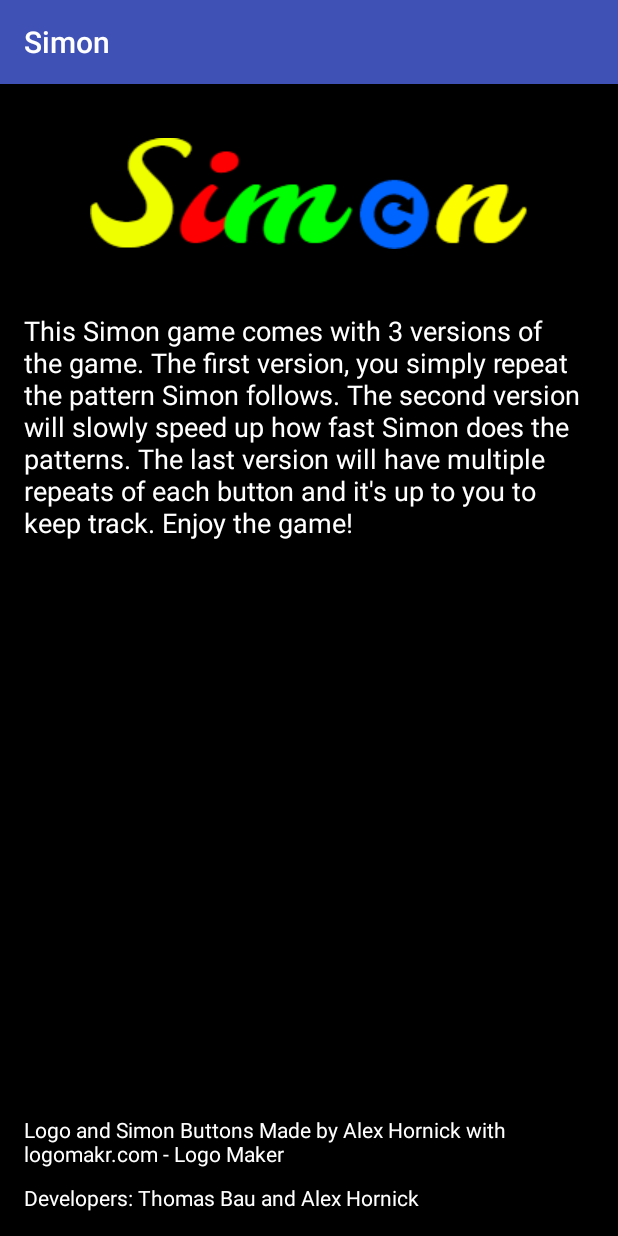
After one commit to alexhornick/Simon, an Android app: the AboutActivity screen opened directly, with no data from a screen before it, on a phone screen of 412 x 824 dp. The commit adds this screen. Run offline under Robolectric (Android 15) with nearby library versions, the phone set to English and light mode, and no system bars.

Commit message:
About Activity and Layout. Added colorFilters specific to each Simon button using RGB values.

```diff
--- a/app/src/main/AndroidManifest.xml
+++ b/app/src/main/AndroidManifest.xml
@@ -15,7 +15,8 @@
                 <category android:name="android.intent.category.LAUNCHER" />
             </intent-filter>
         </activity>
-        <activity android:name=".PlayActivity"></activity>
+        <activity android:name=".PlayActivity" />
+        <activity android:name=".AboutActivity"></activity>
     </application>
 
 </manifest>
--- /dev/null
+++ b/app/src/main/java/com/alexhornick/simon/AboutActivity.java
@@ -0,0 +1,13 @@
+package com.alexhornick.simon;
+
+import android.support.v7.app.AppCompatActivity;
+import android.os.Bundle;
+
+public class AboutActivity extends AppCompatActivity {
+
+    @Override
+    protected void onCreate(Bundle savedInstanceState) {
+        super.onCreate(savedInstanceState);
+        setContentView(R.layout.activity_about);
+    }
+}
--- a/app/src/main/java/com/alexhornick/simon/MainActivity.java
+++ b/app/src/main/java/com/alexhornick/simon/MainActivity.java
@@ -15,6 +15,7 @@ public class MainActivity extends AppCompatActivity implements View.OnClickListe
         super.onCreate(savedInstanceState);
         setContentView(R.layout.activity_main);
         findViewById(R.id.play_button).setOnClickListener(this);
+        findViewById(R.id.about_button).setOnClickListener(this);
 
         Spinner sp = (Spinner) findViewById(R.id.spinner);
         sp.setOnItemSelectedListener(this);
@@ -29,6 +30,11 @@ public class MainActivity extends AppCompatActivity implements View.OnClickListe
             intent.putExtra("version",itemSelected);
             startActivity(intent);
         }
+
+        else if(v.getId()==R.id.about_button){
+            Intent intent=new Intent(this,AboutActivity.class);
+            startActivity(intent);
+        }
     }
     @Override
     public void onItemSelected(AdapterView<?> parent, View view, int position, long id) {
--- /dev/null
+++ b/app/src/main/res/layout/activity_about.xml
@@ -0,0 +1,55 @@
+<?xml version="1.0" encoding="utf-8"?>
+<RelativeLayout xmlns:android="http://schemas.android.com/apk/res/android"
+    xmlns:app="http://schemas.android.com/apk/res-auto"
+    xmlns:tools="http://schemas.android.com/tools"
+    android:id="@+id/activity_about"
+    android:layout_width="match_parent"
+    android:layout_height="match_parent"
+    android:paddingBottom="@dimen/activity_vertical_margin"
+    android:paddingLeft="@dimen/activity_horizontal_margin"
+    android:paddingRight="@dimen/activity_horizontal_margin"
+    android:paddingTop="@dimen/activity_vertical_margin"
+    tools:context="com.alexhornick.simon.AboutActivity"
+    android:background="@android:color/black">
+
+    <TextView
+        android:text="Developers: Thomas Bau and Alex Hornick"
+        android:layout_width="wrap_content"
+        android:layout_height="wrap_content"
+        android:layout_alignParentBottom="true"
+        android:layout_alignParentStart="true"
+        android:id="@+id/textView3"
+        android:textColor="@android:color/background_light" />
+
+    <TextView
+        android:text="Logo and Simon Buttons Made by Alex Hornick with logomakr.com - Logo Maker"
+        android:layout_width="wrap_content"
+        android:layout_height="wrap_content"
+        android:id="@+id/textView4"
+        android:textColor="@android:color/background_light"
+        android:layout_above="@+id/textView3"
+        android:layout_alignParentStart="true"
+        android:layout_marginBottom="10dp" />
+
+    <TextView
+        android:text="This Simon game comes with 3 versions of the game. The first version, you simply repeat the pattern Simon follows. The second version will slowly speed up how fast Simon does the patterns. The last version will have multiple repeats of each button and it's up to you to keep track. Enjoy the game!"
+        android:layout_width="wrap_content"
+        android:layout_height="wrap_content"
+        android:layout_marginTop="42dp"
+        android:id="@+id/textView2"
+        android:textColor="@android:color/background_light"
+        android:textSize="18sp"
+        android:textAlignment="textStart"
+        android:layout_below="@+id/imageView2"
+        android:layout_alignParentStart="true"
+        android:fontFamily="sans-serif" />
+
+    <ImageView
+        android:layout_width="wrap_content"
+        android:layout_height="wrap_content"
+        app:srcCompat="@drawable/simonlogo"
+        android:id="@+id/imageView2"
+        android:layout_alignParentTop="true"
+        android:layout_centerHorizontal="true"
+        android:layout_marginTop="20dp" />
+</RelativeLayout>
```
Also changed, not shown: app/src/main/java/com/alexhornick/simon/PlayActivity.java (+19 -1 lines), app/src/main/res/layout/activity_main.xml (+4 -3 lines).
